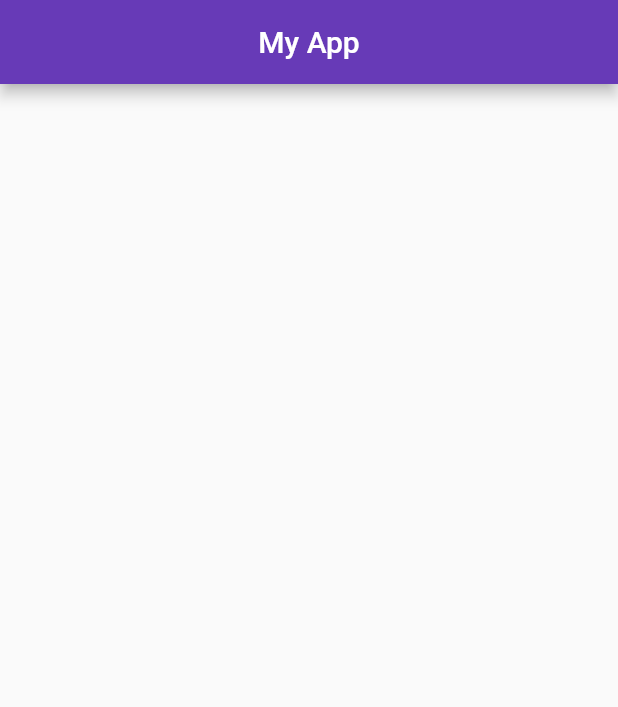
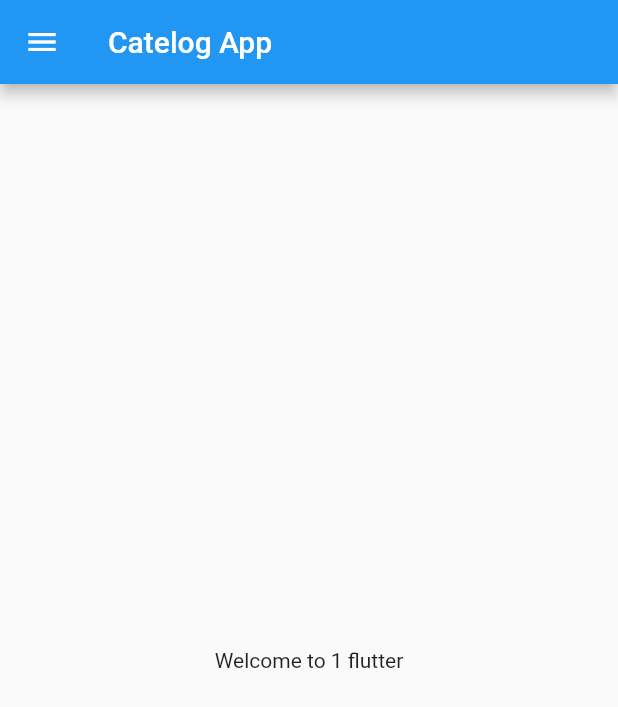
Before and after one commit to imanaspaul/myfirst_app, a Flutter app: the screen it shows after launch, on a phone screen of 412 x 824 dp. Shown: the top 707 px of the screen. Run offline on Flutter 3.47's test engine with Material 2 defaults, Android fonts, the phone set to English and light mode, and no system bars.

Commit message:
Day one completed

```diff
--- a/lib/screens/home_page.dart
+++ b/lib/screens/home_page.dart
@@ -1,14 +1,20 @@
 import 'package:flutter/material.dart';
 
 class HomePage extends StatelessWidget {
+  final int day = 1;
+
   @override
   Widget build(BuildContext context) {
     return Scaffold(
       appBar: AppBar(
-        backgroundColor: Colors.deepPurple,
-        title: Text("My App"),
-        centerTitle: true,
+        title: Text('Catelog App'),
       ),
+      body: Center(
+        child: Container(
+          child: Text('Welcome to $day flutter'),
+        ),
+      ),
+      drawer: Drawer(),
     );
   }
 }
--- a/pubspec.yaml
+++ b/pubspec.yaml
@@ -45,9 +45,9 @@ flutter:
   uses-material-design: true
 
   # To add assets to your application, add an assets section, like this:
-  # assets:
-  #   - images/a_dot_burr.jpeg
-  #   - images/a_dot_ham.jpeg
+  assets:
+    - assets/images/
+    # - images/a_dot_ham.jpeg
 
   # An image asset can refer to one or more resolution-specific "variants", see
   # https://flutter.dev/assets-and-images/#resolution-aware.
```
Also changed, not shown: assets/images/head.png (added).
